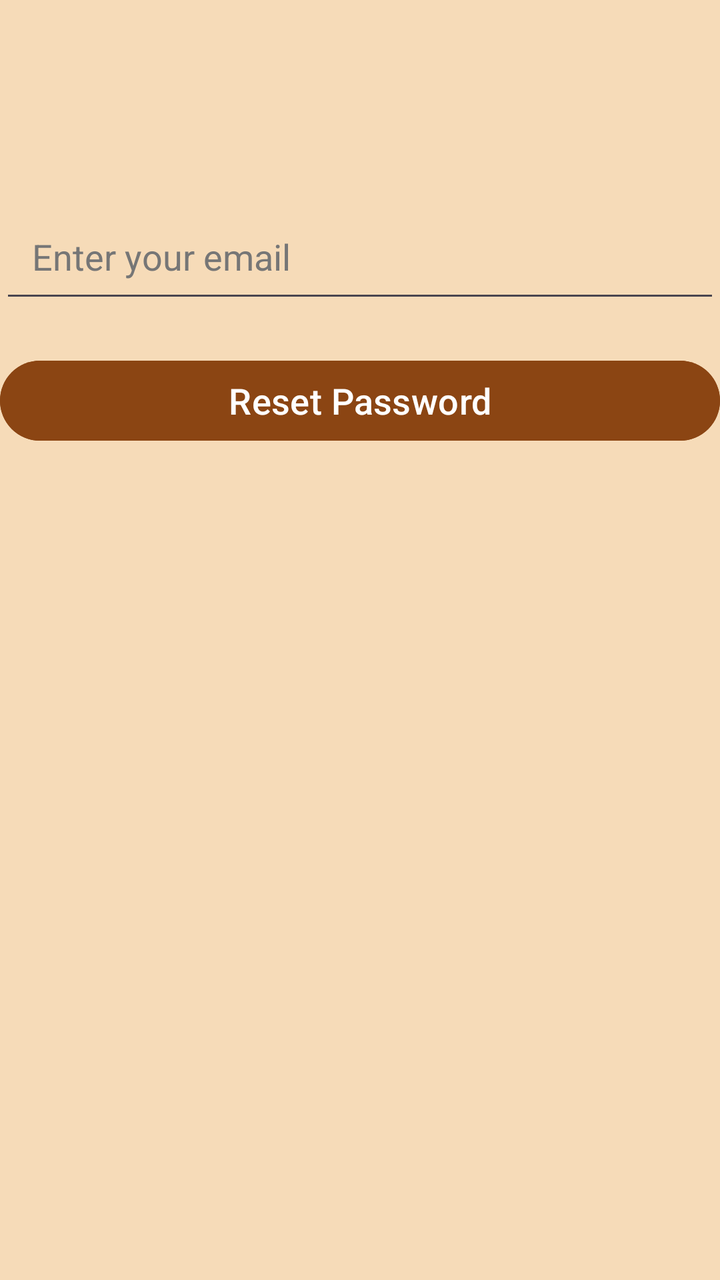
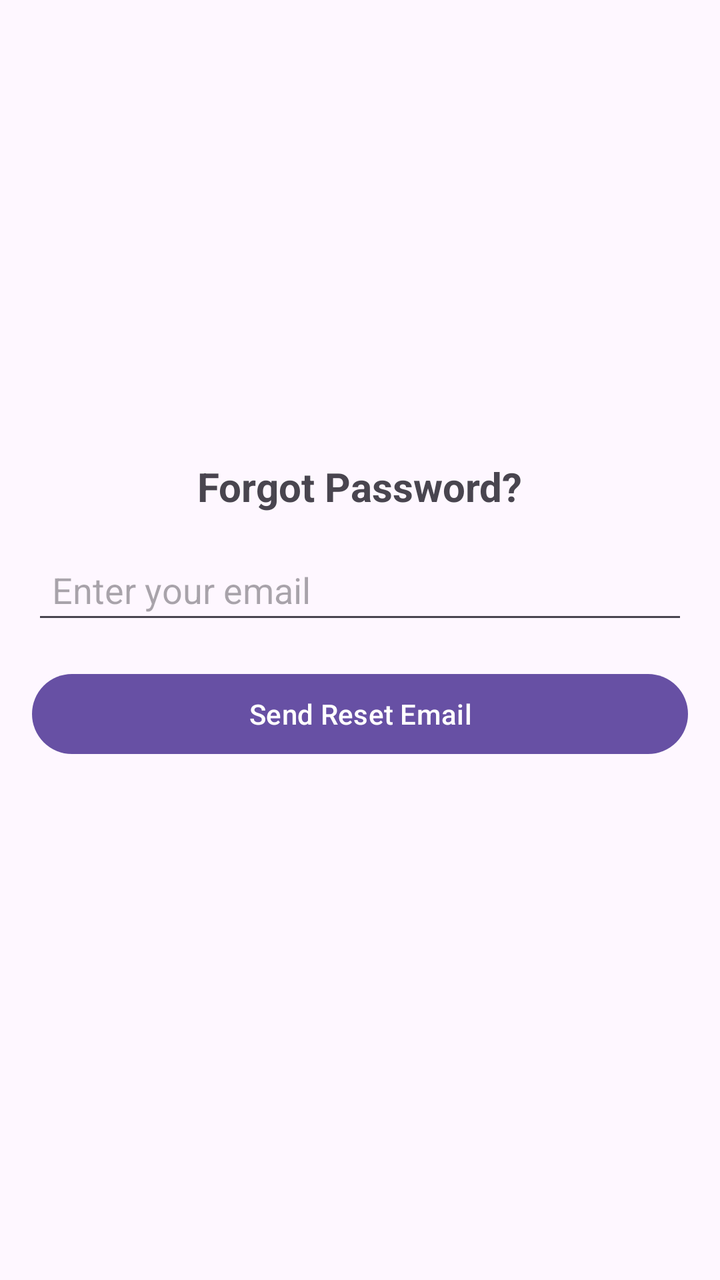

An Android layout rendered at two revisions. The XML below is the earlier revision; the diff shows what the commit changed to produce the second picture.
<!-- AndroidManifest.xml: application theme Theme.Csci3130Group1 -->
<!-- res/layout/activity_forgot_password.xml -->
<RelativeLayout
xmlns:android="http://schemas.android.com/apk/res/android"
xmlns:tools="http://schemas.android.com/tools"
android:layout_width="match_parent"
android:layout_height="match_parent"
    android:background="#F6DBB8"
tools:context=".ForgotPasswordActivity">


<EditText
    android:id="@+id/email_input"
    android:layout_width="match_parent"
    android:layout_height="wrap_content"
    android:hint="Enter your email"
    android:inputType="textEmailAddress"
    android:padding="16dp"
    android:textColor="@android:color/black"
    android:textColorHint="#767676"
    android:textSize="18sp"
    android:layout_centerHorizontal="true"
    android:layout_marginTop="100dp" />

<Button
    android:id="@+id/reset_button"
    android:layout_width="match_parent"
    android:layout_height="wrap_content"
    android:layout_below="@id/email_input"
    android:layout_marginTop="20dp"
    android:backgroundTint="#8B4513"
    android:text="Reset Password"

    android:textColor="@android:color/white"
    android:textSize="18sp" />

</RelativeLayout>
<!-- resources referenced by this layout -->
<resources>
  <style name="Theme.Csci3130Group1" parent="Base.Theme.Csci3130Group1" />
  <style name="Base.Theme.Csci3130Group1" parent="Theme.Material3.DayNight.NoActionBar">
          
          
      </style>
</resources>

<!-- the commit's change to res/layout/activity_forgot_password.xml (unified diff, before → after) -->
@@ -1,35 +1,42 @@
-<RelativeLayout
-xmlns:android="http://schemas.android.com/apk/res/android"
-xmlns:tools="http://schemas.android.com/tools"
-android:layout_width="match_parent"
-android:layout_height="match_parent"
-    android:background="#F6DBB8"
-tools:context=".ForgotPasswordActivity">
+<?xml version="1.0" encoding="utf-8"?>
+<LinearLayout xmlns:android="http://schemas.android.com/apk/res/android"
+    android:layout_width="match_parent"
+    android:layout_height="match_parent"
+    android:orientation="vertical"
+    android:gravity="center"
+    android:padding="16dp">
 
+    <TextView
+        android:id="@+id/titleText"
+        android:layout_width="wrap_content"
+        android:layout_height="wrap_content"
+        android:text="Forgot Password?"
+        android:textSize="20sp"
+        android:textStyle="bold"
+        android:paddingBottom="16dp"/>
 
-<EditText
-    android:id="@+id/email_input"
-    android:layout_width="match_parent"
-    android:layout_height="wrap_content"
-    android:hint="Enter your email"
-    android:inputType="textEmailAddress"
-    android:padding="16dp"
-    android:textColor="@android:color/black"
-    android:textColorHint="#767676"
-    android:textSize="18sp"
-    android:layout_centerHorizontal="true"
-    android:layout_marginTop="100dp" />
+    <EditText
+        android:id="@+id/email_input"
+        android:layout_width="match_parent"
+        android:layout_height="wrap_content"
+        android:hint="Enter your email"
+        android:inputType="textEmailAddress"
+        android:padding="10dp"/>
 
-<Button
-    android:id="@+id/reset_button"
-    android:layout_width="match_parent"
-    android:layout_height="wrap_content"
-    android:layout_below="@id/email_input"
-    android:layout_marginTop="20dp"
-    android:backgroundTint="#8B4513"
-    android:text="Reset Password"
+    <Button
+        android:id="@+id/reset_button"
+        android:layout_width="match_parent"
+        android:layout_height="wrap_content"
+        android:text="Send Reset Email"
+        android:padding="10dp"
+        android:layout_marginTop="16dp"/>
 
-    android:textColor="@android:color/white"
-    android:textSize="18sp" />
+    <TextView
+        android:id="@+id/statusTextView"
+        android:layout_width="wrap_content"
+        android:layout_height="wrap_content"
+        android:text=""
+        android:paddingTop="10dp"
+        android:textSize="14sp"/>
 
-</RelativeLayout>
+</LinearLayout>
